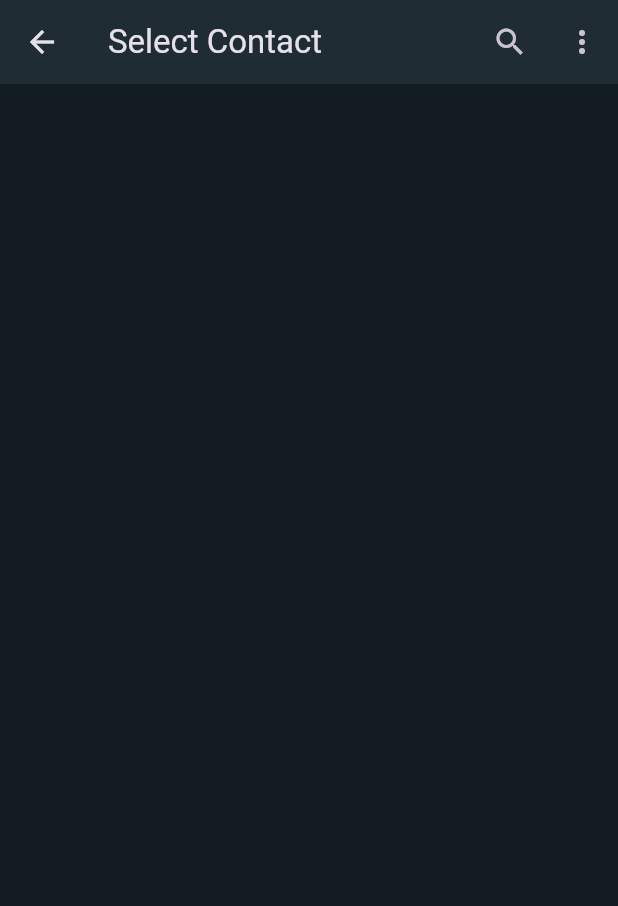
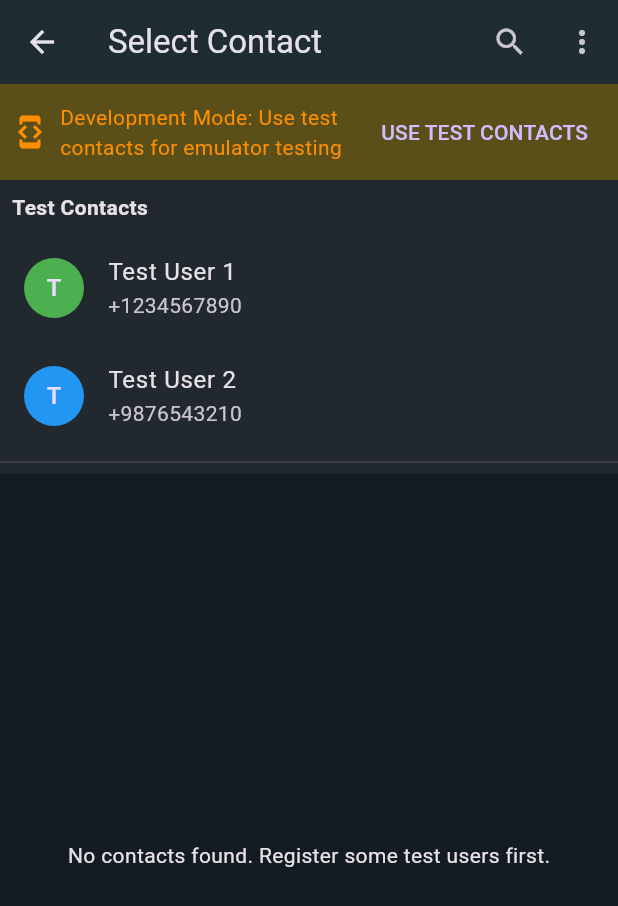
Before and after one commit to jinheng0301/WhatsApp-Clone, a Flutter app: the SelectContactScreens screen opened by its route, on a phone screen of 412 x 824 dp. Shown: the top 906 px of the screen. Run offline on Flutter 3.47's test engine with Material 3 defaults, Android fonts, the phone set to English and light mode, and no system bars; our stand-ins replace audioplayers, cached_network_image, cloud_firestore, country_picker, emoji_picker_flutter, firebase_auth and 9 more; missing offline and left inert: enough_giphy_flutter, flutter_sound; accounts and stored records are empty; network calls fail.

Commit message:
doing the testing of the chat from emulator to real phone.

```diff
--- a/whatsapppp/lib/features/chat/widgets/chat_list.dart
+++ b/whatsapppp/lib/features/chat/widgets/chat_list.dart
@@ -66,7 +66,9 @@ class _ChatListState extends ConsumerState<ChatList> {
 
         return ListView.builder(
           controller: messageController,
-          itemCount: snapshot.data!.length,
+          itemCount: snapshot.hasData && snapshot.data != null
+              ? snapshot.data!.length
+              : 0,
           itemBuilder: (context, index) {
             final messageData = snapshot.data![index];
             var timeSent = DateFormat.Hm().format(messageData.timeSent);
--- a/whatsapppp/lib/features/select_contacts/screens/select_contact_screens.dart
+++ b/whatsapppp/lib/features/select_contacts/screens/select_contact_screens.dart
@@ -19,6 +19,14 @@ class SelectContactScreens extends ConsumerWidget {
         .selectContact(selectedContact, context);
   }
 
+  // Helper method to create a test contact for development purposes
+  Contact _createTestContact(String name, String phone) {
+    final contact = Contact();
+    contact.displayName = name;
+    contact.phones = [Phone(phone)];
+    return contact;
+  }
+
   @override
   Widget build(BuildContext context, WidgetRef ref) {
     return Scaffold(
@@ -35,8 +43,92 @@ class SelectContactScreens extends ConsumerWidget {
           ),
         ],
       ),
-      body: ref.watch(getContactsProvider).when(
-            data: (contactList) => ListView.builder(
+      body: Column(
+        children: [
+          // Add a development mode banner and test contacts option
+          Container(
+            color: Colors.amber.withOpacity(0.3),
+            padding: EdgeInsets.all(8),
+            child: Row(
+              children: [
+                Icon(Icons.developer_mode, color: Colors.amber[800]),
+                SizedBox(width: 8),
+                Expanded(
+                  child: Text(
+                    'Development Mode: Use test contacts for emulator testing',
+                    style: TextStyle(color: Colors.amber[800]),
+                  ),
+                ),
+                TextButton(
+                  onPressed: () {
+                    // This is where you would inject test contacts for development
+                    // For now we'll just show a snackbar
+                    ScaffoldMessenger.of(context).showSnackBar(
+                      SnackBar(content: Text('Test contacts enabled')),
+                    );
+                  },
+                  child: Text('USE TEST CONTACTS'),
+                ),
+              ],
+            ),
+          ),
+
+          // Test contacts section - Visible only in development mode
+          Container(
+            color: Colors.grey.withOpacity(0.1),
+            child: Column(
+              crossAxisAlignment: CrossAxisAlignment.start,
+              children: [
+                Padding(
+                  padding: const EdgeInsets.all(8.0),
+                  child: Text(
+                    'Test Contacts',
+                    style: TextStyle(fontWeight: FontWeight.bold),
+                  ),
+                ),
+                // Sample test contacts for emulator testing
+                ListTile(
+                  leading: CircleAvatar(
+                    backgroundColor: Colors.green,
+                    child: Text('T'),
+                  ),
+                  title: Text('Test User 1'),
+                  subtitle: Text('+1234567890'),
+                  onTap: () {
+                    // Create and select a test contact
+                    final testContact =
+                        _createTestContact('Test User 1', '+1234567890');
+                    selectContact(ref, testContact, context);
+                  },
+                ),
+                ListTile(
+                  leading: CircleAvatar(
+                    backgroundColor: Colors.blue,
+                    child: Text('T'),
+                  ),
+                  title: Text('Test User 2'),
+                  subtitle: Text('+9876543210'),
+                  onTap: () {
+                    // Create and select a test contact
+                    final testContact =
+                        _createTestContact('Test User 2', '+9876543210');
+                    selectContact(ref, testContact, context);
+                  },
+                ),
+                Divider(),
+              ],
+            ),
+          ),
+
+          // Real contacts section
+          Expanded(
+            child: ref.watch(getContactsProvider).when(
+                  data: (contactList) => contactList.isEmpty
+                      ? Center(
+                          child: Text(
+                              'No contacts found. Register some test users first.'),
+                        )
+                      : ListView.builder(
                           itemCount: contactList.length,
                           itemBuilder: (context, index) {
                             final contact = contactList[index];
@@ -49,10 +141,15 @@ class SelectContactScreens extends ConsumerWidget {
                                 padding: const EdgeInsets.only(bottom: 8),
                                 child: ListTile(
                                   leading: contact.photo == null
-                          ? null
+                                      ? CircleAvatar(
+                                          child: Text(
+                                            contact.displayName[0]
+                                                .toUpperCase(),
+                                          ),
+                                        )
                                       : CircleAvatar(
-                              // photo wont be null
-                              backgroundImage: MemoryImage(contact.photo!),
+                                          backgroundImage:
+                                              MemoryImage(contact.photo!),
                                           radius: 30,
                                         ),
                                   title: Text(
@@ -69,6 +166,9 @@ class SelectContactScreens extends ConsumerWidget {
                   ),
                   loading: () => Loader(),
                 ),
+          ),
+        ],
+      ),
     );
   }
 }
```
Also changed, not shown: whatsapppp/lib/features/auth/repository/auth_repository.dart (+11 -6 lines), whatsapppp/lib/features/chat/repositories/chat_repository.dart (+12 -12 lines), whatsapppp/lib/features/select_contacts/repository/select_contact_repository.dart (+54 -4 lines), 4 other files. Lines whose indentation alone changed are shown as unchanged.
